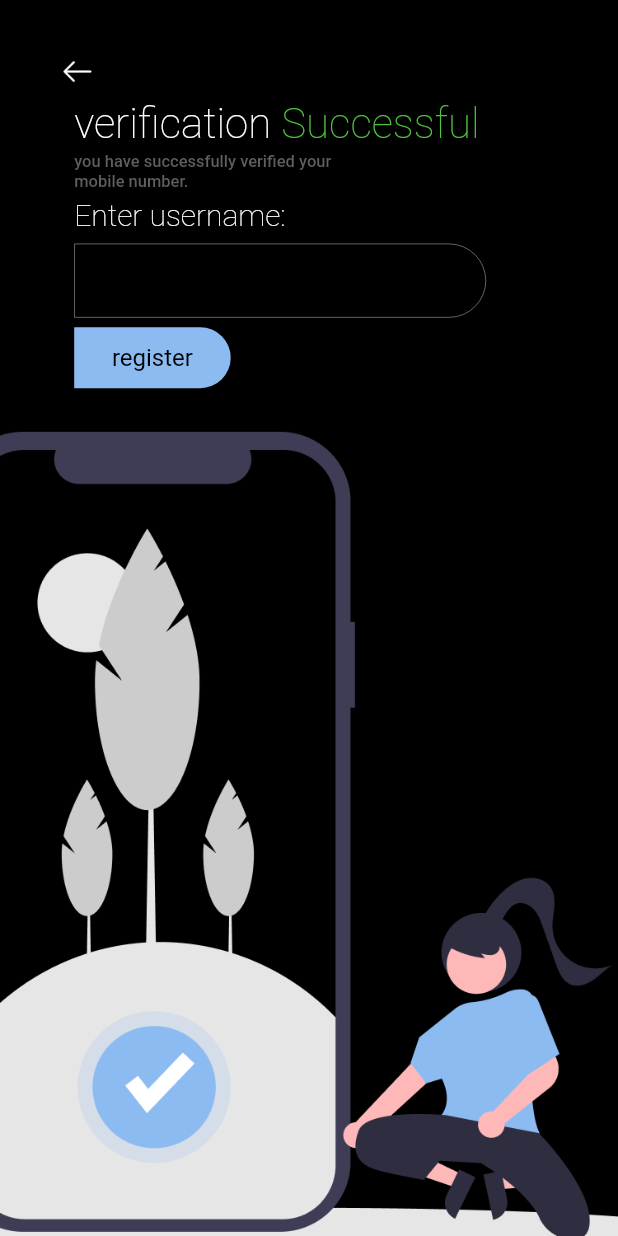
After one commit to PavaneeshwarReddy/Alastor, a Flutter app: the UsernameScreen screen opened by its route, on a phone screen of 412 x 824 dp. The commit adds this screen. Run offline on Flutter 3.47's test engine with Material 2 defaults, Android fonts, the phone set to English and light mode, and no system bars; our stand-ins replace flutter_screenutil, google_fonts, pinput, shared_preferences; missing offline and left inert: fl_country_code_picker; accounts and stored records are empty.

Commit message:
after adding username screen

```diff
--- /dev/null
+++ b/lib/Components/Username.dart
@@ -0,0 +1,104 @@
+import 'package:alastor/Themes/colors.dart';
+import 'package:alastor/Themes/styles.dart';
+import 'package:alastor/Themes/themes.dart';
+import 'package:flutter/material.dart';
+import 'package:flutter_screenutil/flutter_screenutil.dart';
+import 'package:google_fonts/google_fonts.dart';
+
+
+class UsernameScreen extends StatefulWidget {
+  const UsernameScreen({Key? key}) : super(key: key);
+
+  @override
+  State<UsernameScreen> createState() => _UsernameScreenState();
+}
+
+class _UsernameScreenState extends State<UsernameScreen> {
+ TextEditingController _username = TextEditingController();
+ bool _isLoading=false;
+  @override
+  Widget build(BuildContext context) {
+    Color _theme = Theme.of(context).scaffoldBackgroundColor;
+    return SafeArea(child:
+    Scaffold(
+      resizeToAvoidBottomInset: false,
+      body: Stack(
+      children: [
+        Container(
+          alignment: Alignment.bottomLeft,
+          child: Image.asset(_theme==Colors.white?"images/usernameBackground.png":"images/usernameBackgroundDark.png"),
+        ),
+        Container(
+          margin: EdgeInsets.only(left: 35.w,top: 35.h),
+          width: 24.w,
+          height: 24.h,
+          child: InkWell(
+              onTap: (){
+                Navigator.popUntil(context, ModalRoute.withName('/'));
+              },child: Image.asset(_theme==Colors.white?"images/backButton.png":"images/backButtonDark.png")),
+        ),
+       Container(
+         margin: EdgeInsets.only(top: 65.h,left: 45.w),
+         child:  RichText(text: TextSpan(
+             children: [
+               TextSpan(
+                   text: "verification",
+                   style: Theme.of(context).textTheme.headline1
+               ),
+               TextSpan(
+                   text: " Successful",
+                   style: Theme.of(context).textTheme.headline1?.copyWith(color: AlastorColors.green2)
+               )
+             ]
+         )),
+       ),
+        Container(
+          margin: EdgeInsets.only(top: 100.h,left: 45.w),
+          child: Text("you have successfully verified your \nmobile number.",style: Theme.of(context).textTheme.bodyText1,),
+
+        ),
+
+        Container(margin: EdgeInsets.only(top: 130.h,left: 45.w),child: Text("Enter username:",style: Theme.of(context).textTheme.headline1?.copyWith(fontSize: 20),),),
+        Container(
+          width: 250.w,
+          margin: EdgeInsets.only(left: 45.w,top: 160.h),
+          child: TextFormField(
+            cursorColor: AlastorColors.grey1,
+            cursorWidth: 0.5,
+            decoration: InputDecoration(
+              contentPadding: EdgeInsets.all(15.h),
+              hintStyle: Theme.of(context).textTheme.headline3,
+              border: AlastorStyles.getOutlineInputBorder1(context),
+              focusedBorder:
+              AlastorStyles.getOutlineInputBorder1(context),
+              enabledBorder:
+              AlastorStyles.getOutlineInputBorder1(context),
+              prefixIcon: Image.asset("images/usernameIcon.png",scale: 1.5,),
+            ),
+          ),
+        ),
+        GestureDetector(
+          child:  Container(
+              width: 95.w,
+              height: 40.h,
+              margin: EdgeInsets.only(left: 45.w, top: 215.h),
+              decoration: const BoxDecoration(
+                  color: AlastorColors.blue2,
+                  borderRadius: BorderRadius.only(
+                      bottomRight: Radius.circular(50),
+                      topRight: Radius.circular(50))),
+              child: Center(
+                  child:!_isLoading?Text(
+                    "register",
+                    style: GoogleFonts.inriaSans(
+                        fontSize: 16, color: Colors.black),
+                  ):SizedBox(width: 20.w,height: 20.h,child: const CircularProgressIndicator(color: Colors.black,strokeWidth: 0.8,),)
+              )),
+        ),
+
+
+      ],
+      ),
+    ));
+  }
+}
--- a/lib/Components/enterPhoneno.dart
+++ b/lib/Components/enterPhoneno.dart
@@ -136,6 +136,10 @@ class _EnterPhonenoState extends State<EnterPhoneno> {
                       ),
                       GestureDetector(
                         onTap: () async {
+                          Navigator.pushNamed(context, '/otpscreen',
+                              arguments: {
+                                'phoneno': dialcode + _phoneNo.text.toString()
+                              });
                           setState(() {
                             _isLoading=true;
                           });
--- a/lib/Components/otpScreen.dart
+++ b/lib/Components/otpScreen.dart
@@ -100,12 +100,13 @@ class _otpScreenState extends State<otpScreen> {
 
                   GestureDetector(
                     onTap: () async {
+
                       print(_pin.text.toString());
-                      bool otpVerified = await completeOtpRequest.verifyOtp(
-                          _phoneno, _pin.text.toString());
+                    //  bool otpVerified = await completeOtpRequest.verifyOtp(
+                      //    _phoneno, _pin.text.toString());
 
-                      if (otpVerified) {
-                        Navigator.pushNamed(context, '/404');
+                      if (true) {
+                        Navigator.pushNamed(context, '/username');
                       } else {
                         print("Otp invalid");
                         final snackbar = SnackBar(
@@ -124,6 +125,7 @@ class _otpScreenState extends State<otpScreen> {
                         setState(() {
                           isVerified = false;
                         });
+
                       }
                     },
                     child: Container(
--- a/lib/Themes/colors.dart
+++ b/lib/Themes/colors.dart
@@ -17,6 +17,7 @@ class AlastorColors {
   static const yellow1 = Color.fromRGBO(248, 187, 21, 1);
   static const yellow3 =Color.fromRGBO(248, 148, 59, 1);
   static const blue1 = Color.fromRGBO(84, 125, 190, 1);
+  static const blue2 = Color.fromRGBO(140, 187, 241, 1);
   static const checkBoxWhite = Color.fromRGBO(0, 0, 0, 0.5);
   static const checkBoxDark = Color.fromRGBO(255, 255, 255, 0.5);
 }
--- a/lib/main.dart
+++ b/lib/main.dart
@@ -1,4 +1,5 @@
 import 'package:alastor/Components/404Error.dart';
+import 'package:alastor/Components/Username.dart';
 import 'package:alastor/Components/enterPhoneno.dart';
 import 'package:alastor/Components/otpScreen.dart';
 import 'package:alastor/Themes/themes.dart';
@@ -32,13 +33,14 @@ class _MyAppState extends State<MyApp> {
             debugShowCheckedModeBanner: false,
             theme: AlastorTheme.LightTheme(),
             darkTheme: AlastorTheme.DarkTheme(),
-            themeMode: ThemeMode.system,
+            themeMode: ThemeMode.dark,
             initialRoute: '/',
             routes: {
               '/': (context) => WelcomeScreen(),
               '/phoneno': (context) => EnterPhoneno(),
               '/otpscreen': (context) => otpScreen(),
               '/404': (context) => noWifiError(),
+              '/username':(context)=>UsernameScreen(),
 
             },
           );
```
Also changed, not shown: images/usernameBackground.png (added), images/usernameBackgroundDark.png (added), images/usernameIcon.png (added).
